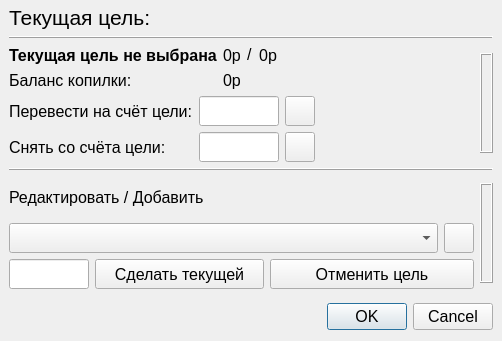
First picture: the form in hifive/CHMV/RGR/goals.ui, repository MangriMen/SibSUTIS5semester, before the edit.
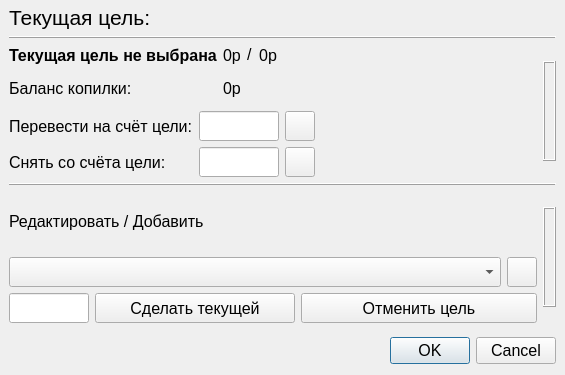
Second picture: the form after the edit. Icons and pictures are not drawn. Custom widgets are drawn as their Qt base class.

```diff
--- a/hifive/CHMV/RGR/goals.ui
+++ b/hifive/CHMV/RGR/goals.ui
@@ -6,20 +6,20 @@
    <rect>
     <x>0</x>
     <y>0</y>
-    <width>502</width>
-    <height>341</height>
+    <width>565</width>
+    <height>375</height>
    </rect>
   </property>
   <property name="minimumSize">
    <size>
-    <width>502</width>
-    <height>341</height>
+    <width>565</width>
+    <height>0</height>
    </size>
   </property>
   <property name="maximumSize">
    <size>
-    <width>502</width>
-    <height>341</height>
+    <width>565</width>
+    <height>375</height>
    </size>
   </property>
   <property name="windowTitle">
```
Left out of the diff: 2 changed lines with no effect on the pictures.
